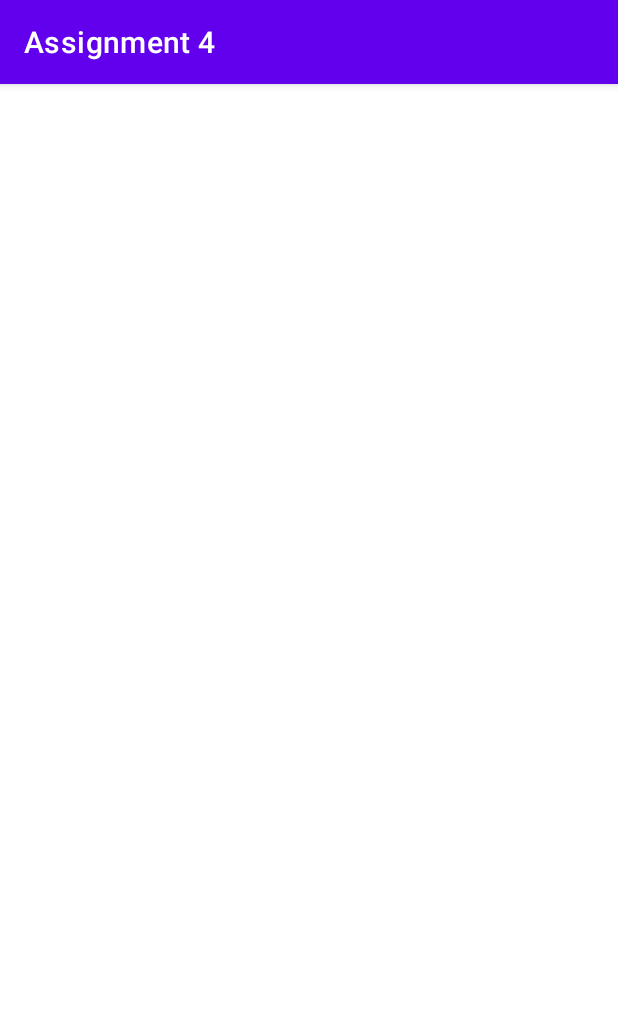
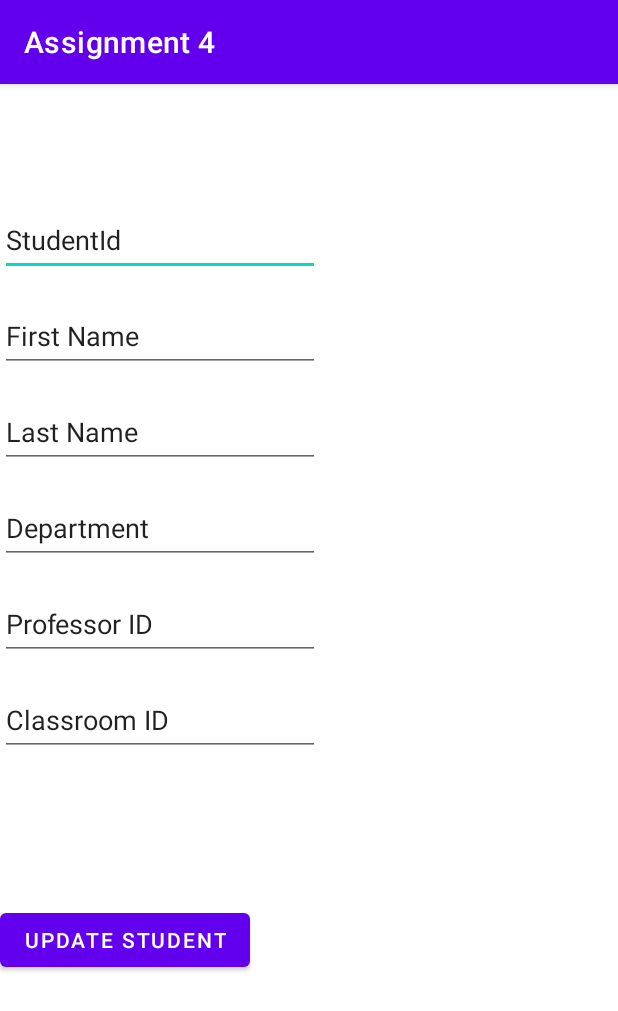
Before and after one commit to EisenritterX/comp304_2021_assignment4, an Android app: the UpdateInfoActivity screen opened directly, with no data from a screen before it, on a phone screen of 412 x 824 dp. Shown: the top 1011 px of the screen. Run offline under Robolectric (Android 15) with nearby library versions, the phone set to English and light mode, and no system bars.

Commit message:
Added Front end

```diff
--- a/app/src/main/java/com/example/assignment4/Activities/MainActivity.java
+++ b/app/src/main/java/com/example/assignment4/Activities/MainActivity.java
@@ -61,6 +61,7 @@ public class MainActivity extends AppCompatActivity {
                         break;
                     case 2:
                         intent = new Intent(getApplicationContext(), StudentActivity.class);
+                        startActivity(intent);
                         break;
                     case 3:
                         intent = new Intent(getApplicationContext(), ClassroomActivity.class);
--- a/app/src/main/java/com/example/assignment4/Activities/UpdateInfoActivity.java
+++ b/app/src/main/java/com/example/assignment4/Activities/UpdateInfoActivity.java
@@ -4,10 +4,12 @@ import android.os.Bundle;
 
 import androidx.appcompat.app.AppCompatActivity;
 
+import com.example.assignment4.R;
+
 public class UpdateInfoActivity extends AppCompatActivity {
     @Override
     protected void onCreate(Bundle savedInstanceState) {
         super.onCreate(savedInstanceState);
-//        setContentView(R.layout.activity_login);
+        setContentView(R.layout.activity_student_update);
     }
 }
--- a/app/src/main/java/com/example/assignment4/ViewModel/AppViewModel.java
+++ b/app/src/main/java/com/example/assignment4/ViewModel/AppViewModel.java
@@ -76,6 +76,7 @@ public class AppViewModel extends AndroidViewModel {
         return appRepository.profLogin(profId,profPass);
     }
 
+
     public LiveData<Integer> getInsertResult() {
         return insertResult;
     }
--- /dev/null
+++ b/app/src/main/res/layout/activity_student_update.xml
@@ -0,0 +1,90 @@
+<?xml version="1.0" encoding="utf-8"?>
+<androidx.constraintlayout.widget.ConstraintLayout xmlns:android="http://schemas.android.com/apk/res/android"
+    xmlns:app="http://schemas.android.com/apk/res-auto"
+    xmlns:tools="http://schemas.android.com/tools"
+    android:layout_width="match_parent"
+    android:layout_height="match_parent">
+
+    <EditText
+        android:id="@+id/editTextTextStudentId"
+        android:layout_width="wrap_content"
+        android:layout_height="wrap_content"
+        android:layout_marginTop="80dp"
+        android:ems="10"
+        android:inputType="textPersonName"
+        android:minHeight="48dp"
+        android:text="StudentId"
+        app:layout_constraintTop_toTopOf="parent"
+        tools:layout_editor_absoluteX="100dp" />
+
+    <EditText
+        android:id="@+id/editTextTextFirstName"
+        android:layout_width="wrap_content"
+        android:layout_height="wrap_content"
+        android:layout_marginTop="16dp"
+        android:ems="10"
+        android:inputType="textPersonName"
+        android:minHeight="48dp"
+        android:text="First Name"
+        app:layout_constraintTop_toBottomOf="@+id/editTextTextStudentId"
+        tools:layout_editor_absoluteX="100dp" />
+
+    <EditText
+        android:id="@+id/editTextTextLastName"
+        android:layout_width="wrap_content"
+        android:layout_height="wrap_content"
+        android:layout_marginTop="16dp"
+        android:ems="10"
+        android:inputType="textPersonName"
+        android:minHeight="48dp"
+        android:text="Last Name"
+        app:layout_constraintTop_toBottomOf="@+id/editTextTextFirstName"
+        tools:layout_editor_absoluteX="100dp" />
+
+    <EditText
+        android:id="@+id/editTextTextDepartment"
+        android:layout_width="wrap_content"
+        android:layout_height="wrap_content"
+        android:layout_marginTop="16dp"
+        android:ems="10"
+        android:inputType="textPersonName"
+        android:minHeight="48dp"
+        android:text="Department"
+        app:layout_constraintTop_toBottomOf="@+id/editTextTextLastName"
+        tools:layout_editor_absoluteX="100dp" />
+
+    <EditText
+        android:id="@+id/editTextTextProfessorId"
+        android:layout_width="wrap_content"
+        android:layout_height="wrap_content"
+        android:layout_marginTop="16dp"
+        android:ems="10"
+        android:inputType="textPersonName"
+        android:minHeight="48dp"
+        android:text="Professor ID"
+        app:layout_constraintTop_toBottomOf="@+id/editTextTextDepartment"
+        tools:layout_editor_absoluteX="100dp" />
+
+    <EditText
+        android:id="@+id/editTextTextClassroomId"
+        android:layout_width="wrap_content"
+        android:layout_height="wrap_content"
+        android:layout_marginTop="16dp"
+        android:ems="10"
+        android:inputType="textPersonName"
+        android:minHeight="48dp"
+        android:text="Classroom ID"
+        app:layout_constraintTop_toBottomOf="@+id/editTextTextProfessorId"
+        tools:layout_editor_absoluteX="100dp" />
+
+    <Button
+        android:id="@+id/update_student_button"
+        android:layout_width="wrap_content"
+        android:layout_height="wrap_content"
+        android:layout_marginTop="36dp"
+        android:text="Update Student"
+        app:layout_constraintBottom_toBottomOf="parent"
+        app:layout_constraintTop_toBottomOf="@+id/editTextTextClassroomId"
+        app:layout_constraintVertical_bias="0.266"
+        tools:layout_editor_absoluteX="122dp" />
+</androidx.constraintlayout.widget.ConstraintLayout>
```
Also changed, not shown: app/src/main/java/com/example/assignment4/Activities/StudentActivity.java (+43 -1 lines), app/src/main/res/layout/activity_classroom_update.xml (added, +63 -0 lines), app/src/main/res/layout/activity_student_info.xml (added, +16 -0 lines), 1 other file.
